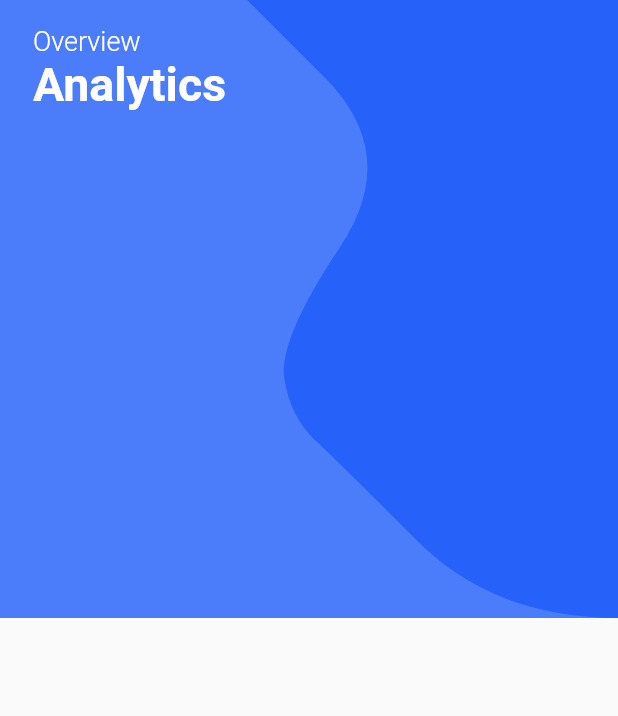
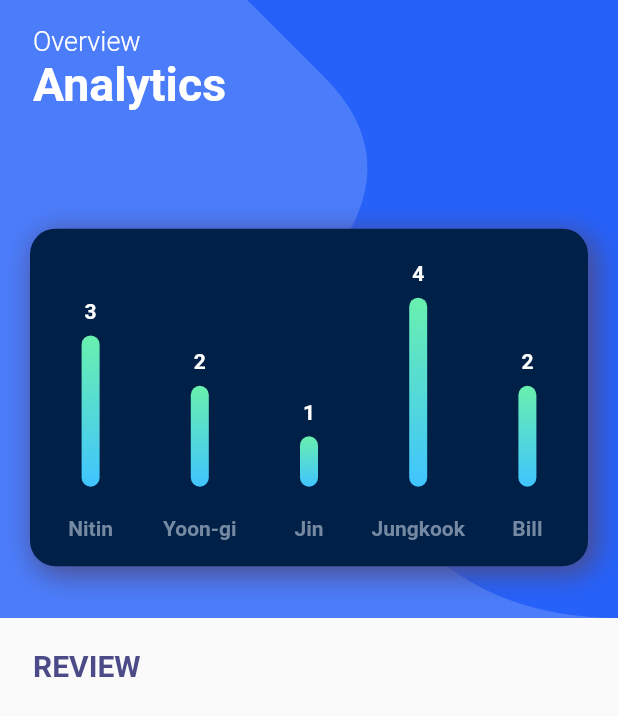
Before and after one commit to Kaushik-Indukuri/ReMemory, a Flutter app: the Analytics screen opened directly, on a phone screen of 412 x 824 dp. Shown: the top 716 px of the screen. Run offline on Flutter 3.47's test engine with Material 2 defaults, Android fonts, the light colour scheme and no system bars; drawn by our look-alikes of fl_chart; our stand-ins replace cloud_firestore, firebase_auth, firebase_core, firebase_storage, flutter_spinkit, get and 6 more; accounts and stored records are empty; Roboto replaces fonts that are missing (OpenSansBold).

Commit message:
graph functionality

```diff
--- a/lib/screens/analytics/analytics.dart
+++ b/lib/screens/analytics/analytics.dart
@@ -1,6 +1,8 @@
 import 'package:flutter/material.dart';
 import 'package:rememory/components/colors.dart';
 import 'package:rememory/components/grey_painter.dart';
+
+import 'graph_funct.dart';
 
 class Analytics extends StatefulWidget {
   @override
@@ -46,6 +48,46 @@ class _AnalyticsState extends State<Analytics> {
               ),
             ),
           ),
+          Positioned(
+            top: size.height*0.185,
+            left: 20,
+            child: Align(
+              alignment: Alignment.center,
+              child: Container(
+                padding: EdgeInsets.only(bottom: 7),
+                height: 225,
+                width: size.width-40,
+                decoration: BoxDecoration(
+                  color: Color(0xff002047),
+                  borderRadius: BorderRadius.circular(17),
+                  boxShadow: [
+                    BoxShadow(
+                        color: titleText,
+                        offset: Offset(4.0, 4.0),
+                        blurRadius: 15.0,
+                        spreadRadius: 1.0),
+                  ],
+                ),
+                child: GraphFunction(),
+              ),
+            ),
+          ),
+          Positioned(
+            top: size.height*0.525,
+            child: Padding(
+              padding: EdgeInsets.symmetric(horizontal: 22),
+              child: Column(
+                crossAxisAlignment: CrossAxisAlignment.start,
+                children: [
+                  Text("REVIEW", style: TextStyle(
+                    color: titleText,
+                    fontSize: 20,
+                    fontWeight: FontWeight.bold,
+                  ),),
+                ],
+              ),
+            ),
+          ),
         ],
       ),
     );
--- a/lib/screens/analytics/graph_funct.dart
+++ b/lib/screens/analytics/graph_funct.dart
@@ -2,6 +2,7 @@ import 'package:fl_chart/fl_chart.dart';
 import 'package:flutter/material.dart';
 import 'package:fl_chart/fl_chart.dart';
 import 'package:flutter/material.dart';
+import 'package:rememory/components/colors.dart';
 
 class GraphFunction extends StatefulWidget {
   @override
@@ -15,12 +16,12 @@ class GraphFunctionState extends State<GraphFunction> {
       aspectRatio: 1.7,
       child: Card(
         elevation: 0,
-        shape: RoundedRectangleBorder(borderRadius: BorderRadius.circular(4)),
-        color: const Color(0xff2c4260),
+        shape: RoundedRectangleBorder(borderRadius: BorderRadius.circular(17)),
+        color: Color(0xff002047),
         child: BarChart(
           BarChartData(
             alignment: BarChartAlignment.spaceAround,
-            maxY: 20,
+            maxY: 5,
             barTouchData: BarTouchData(
               enabled: false,
               touchTooltipData: BarTouchTooltipData(
@@ -53,19 +54,15 @@ class GraphFunctionState extends State<GraphFunction> {
                 getTitles: (double value) {
                   switch (value.toInt()) {
                     case 0:
-                      return 'Mn';
+                      return 'Nitin';
                     case 1:
-                      return 'Te';
+                      return 'Yoon-gi';
                     case 2:
-                      return 'Wd';
+                      return 'Jin';
                     case 3:
-                      return 'Tu';
+                      return 'Jungkook';
                     case 4:
-                      return 'Fr';
-                    case 5:
-                      return 'St';
-                    case 6:
-                      return 'Sn';
+                      return 'Bill';
                     default:
                       return '';
                   }
@@ -80,42 +77,35 @@ class GraphFunctionState extends State<GraphFunction> {
               BarChartGroupData(
                 x: 0,
                 barRods: [
-                  BarChartRodData(y: 8, colors: [Colors.lightBlueAccent, Colors.greenAccent])
+                  BarChartRodData(y: 3, colors: [Colors.lightBlueAccent, Colors.greenAccent], width: 12)
                 ],
                 showingTooltipIndicators: [0],
               ),
               BarChartGroupData(
                 x: 1,
                 barRods: [
-                  BarChartRodData(y: 10, colors: [Colors.lightBlueAccent, Colors.greenAccent])
+                  BarChartRodData(y: 2, colors: [Colors.lightBlueAccent, Colors.greenAccent], width: 12)
                 ],
                 showingTooltipIndicators: [0],
               ),
               BarChartGroupData(
                 x: 2,
                 barRods: [
-                  BarChartRodData(y: 14, colors: [Colors.lightBlueAccent, Colors.greenAccent])
+                  BarChartRodData(y: 1, colors: [Colors.lightBlueAccent, Colors.greenAccent], width: 12)
                 ],
                 showingTooltipIndicators: [0],
               ),
               BarChartGroupData(
                 x: 3,
                 barRods: [
-                  BarChartRodData(y: 15, colors: [Colors.lightBlueAccent, Colors.greenAccent])
+                  BarChartRodData(y: 3.75, colors: [Colors.lightBlueAccent, Colors.greenAccent], width: 12)
                 ],
                 showingTooltipIndicators: [0],
               ),
               BarChartGroupData(
-                x: 3,
+                x: 4,
                 barRods: [
-                  BarChartRodData(y: 13, colors: [Colors.lightBlueAccent, Colors.greenAccent])
-                ],
-                showingTooltipIndicators: [0],
-              ),
-              BarChartGroupData(
-                x: 3,
-                barRods: [
-                  BarChartRodData(y: 10, colors: [Colors.lightBlueAccent, Colors.greenAccent])
+                  BarChartRodData(y: 2, colors: [Colors.lightBlueAccent, Colors.greenAccent], width: 12)
                 ],
                 showingTooltipIndicators: [0],
               ),
```
